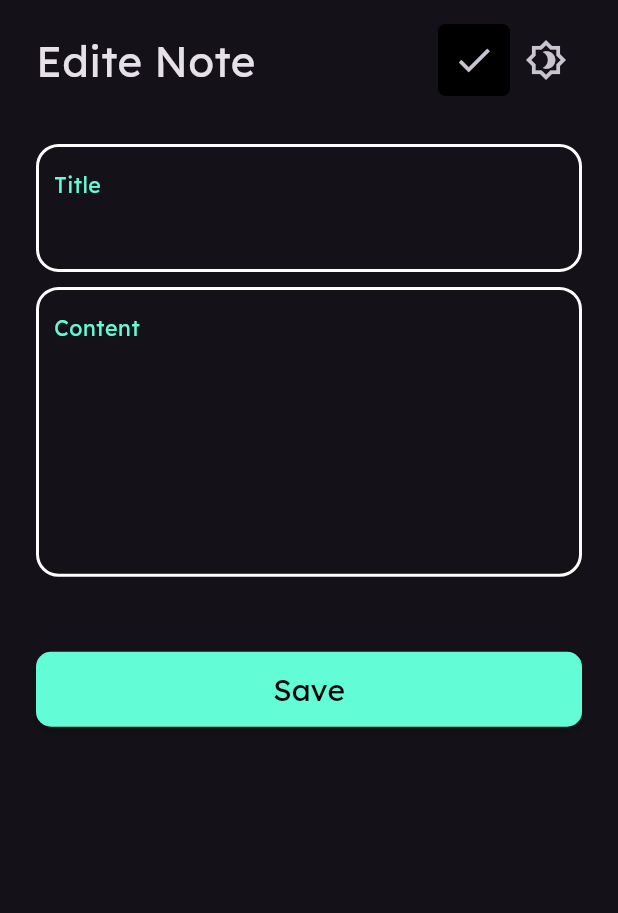
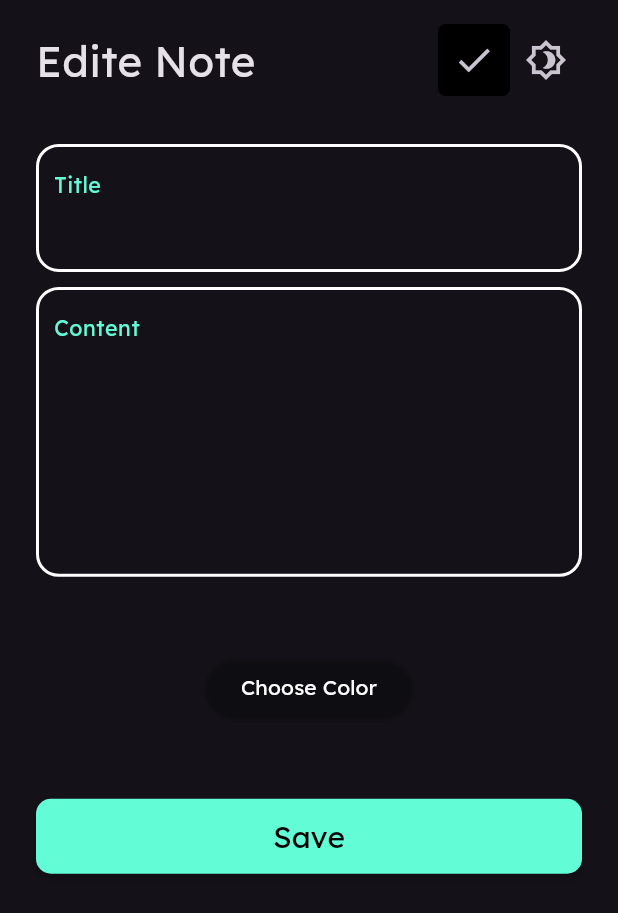
Before and after one commit to RafatMohamed/NotesApp, a Flutter app: the EditeNoteView screen opened directly with empty values, on a phone screen of 412 x 824 dp. Shown: the top 913 px of the screen. Run offline on Flutter 3.47's test engine with Material 3 defaults, Android fonts, the phone set to English and light mode, and no system bars; our stand-ins replace flutter_bloc, flutter_colorpicker, get, hive, hive_flutter; accounts and stored records are empty.

Commit message:
Reformate code and PickColor  using the package flutter_colorpicker in AddNote And Edite

```diff
--- /dev/null
+++ b/lib/core/widgets/pick_color.dart
@@ -0,0 +1,48 @@
+import 'package:flutter/material.dart';
+import 'package:flutter_colorpicker/flutter_colorpicker.dart';
+import 'package:notes_proj/core/helper/my_navigator_app.dart';
+
+class PickColorItems extends StatelessWidget {
+  const PickColorItems({super.key, required this.cubit});
+  final dynamic cubit;
+  @override
+  Widget build(BuildContext context){
+    Color backgroundColor = cubit.selectedColor;
+    Color textColor = ThemeData.estimateBrightnessForColor(backgroundColor) == Brightness.dark
+        ? Colors.white
+        : Colors.black;
+    return ElevatedButton(
+      style: ElevatedButton.styleFrom(backgroundColor: cubit.selectedColor),
+      onPressed: () {
+        showDialog(
+          context: context,
+          builder: (context) {
+            return AlertDialog(
+              title: const Text('Pick Note Color'),
+              content: SingleChildScrollView(
+                child: MaterialPicker(
+                  pickerColor: cubit.selectedColor,
+                  onColorChanged: (color) => cubit.changeColor(color),
+                ),
+              ),
+              actions: [
+                TextButton(
+                  child: const Text('Done'),
+                  onPressed: () {
+                    AppNavigator.navigatorPop(context: context);
+                  },
+                ),
+              ],
+            );
+          },
+        );
+      },
+      child: Text(
+        'Choose Color',
+        style: TextStyle(
+          color:textColor,
+        ),
+      ),
+    );
+  }
+  }
--- a/lib/features/add_note/logic/add_note_cubit.dart
+++ b/lib/features/add_note/logic/add_note_cubit.dart
@@ -11,11 +11,18 @@ class AddNoteCubit extends Cubit<AddNoteState> {
   final TextEditingController titleController = TextEditingController();
   final TextEditingController descController = TextEditingController();
   final GlobalKey<FormState> keyForm = GlobalKey();
+  Color selectedColor = Colors.blue;
+
+  void changeColor(Color color) {
+    selectedColor = color;
+    emit(EditeNoteColorChanged()); // You can add a state to rebuild the UI
+  }
 
   Future add({required NoteModel notes}) async {
     emit(AddNoteLoading());
     try {
       var box = Hive.box<NoteModel>(kOpenBoxNote);
+      notes.color=selectedColor.toARGB32();
       await box.add(notes);
       emit(AddNoteSuccess());
     } catch (e) {
@@ -23,10 +30,5 @@ class AddNoteCubit extends Cubit<AddNoteState> {
     }
   }
 
-  @override
-  Future<void> close() {
-    titleController.dispose();
-    descController.dispose();
-    return super.close();
-  }
+
 }
--- a/lib/features/add_note/logic/add_note_state.dart
+++ b/lib/features/add_note/logic/add_note_state.dart
@@ -10,3 +10,4 @@ final class AddNoteFailed extends AddNoteState {
   final String error;
   AddNoteFailed({required this.error});
 }
+final class EditeNoteColorChanged extends AddNoteState {}
--- a/lib/features/edite_note/logic/edite_note_cubit.dart
+++ b/lib/features/edite_note/logic/edite_note_cubit.dart
@@ -10,8 +10,15 @@ class EditeNoteCubit extends Cubit<EditeNoteState> {
   EditeNoteCubit() : super(EditeNoteInitial());
   final TextEditingController titleController = TextEditingController();
   final TextEditingController descController = TextEditingController();
+  Color selectedColor = Colors.blue;
+
+  void changeColor(Color color) {
+    selectedColor = color;
+    emit(EditeNoteColorChanged()); // You can add a state to rebuild the UI
+  }
 
   Future editeNote({required NoteModel notes, required int index}) async {
+
     emit(EditeNoteLoading());
     try {
       var box = Hive.box<NoteModel>(kOpenBoxNote);
@@ -21,10 +28,16 @@ class EditeNoteCubit extends Cubit<EditeNoteState> {
       titleController.text.isNotEmpty
           ? notes.title = titleController.text
           : notes.title;
+      notes.color = selectedColor.value;
       await box.putAt(index, notes);
       emit(EditeNoteSuccess());
     } catch (e) {
       emit(EditeNoteFailed(error: e.toString()));
     }
+  }@override
+  Future<void> close() {
+    titleController.dispose();
+    descController.dispose();
+    return super.close();
   }
 }
--- a/lib/features/edite_note/logic/edite_note_state.dart
+++ b/lib/features/edite_note/logic/edite_note_state.dart
@@ -11,3 +11,4 @@ final class EditeNoteFailed extends EditeNoteState {
 
   EditeNoteFailed({required this.error});
 }
+final class EditeNoteColorChanged extends EditeNoteState {}
--- a/lib/features/edite_note/views/edit_note_view.dart
+++ b/lib/features/edite_note/views/edit_note_view.dart
@@ -1,8 +1,10 @@
 import 'package:flutter/material.dart';
 import 'package:flutter_bloc/flutter_bloc.dart';
+import 'package:notes_proj/features/edite_note/logic/edite_note_state.dart';
 import 'package:notes_proj/features/edite_note/views/widgets/def_bottom_sheet_edit_note.dart';
 
 import '../../../core/data/model.dart';
+import '../../../core/helper/notify_app.dart';
 import '../../../core/widgets/custom_app_bar.dart';
 import '../logic/edite_note_cubit.dart';
 
@@ -11,11 +13,19 @@ class EditeNoteView extends StatelessWidget {
 
   final NoteModel note;
   final int index;
+
   @override
   Widget build(BuildContext context) {
     return Scaffold(
-      body: BlocProvider(
-        create: (context) => EditeNoteCubit(),
+      body: SingleChildScrollView(
+        child: BlocProvider(
+          create: (context) {
+            final cubit = EditeNoteCubit();
+            cubit.titleController.text = note.title;
+            cubit.descController.text = note.desc;
+            cubit.selectedColor = Color(note.color);
+            return cubit;
+          },
           child: SafeArea(
             child: Padding(
               padding: const EdgeInsets.symmetric(horizontal: 16),
@@ -26,10 +36,21 @@ class EditeNoteView extends StatelessWidget {
                       vertical: 16,
                       horizontal: 8,
                     ),
-                  child: CustomAppBar(
+                    child: BlocBuilder<EditeNoteCubit, EditeNoteState>(
+                      builder: (context, state) {
+                        final cubit = BlocProvider.of<EditeNoteCubit>(context);
+                        if (state is EditeNoteLoading) {
+                          return AppNotify.circularProgress();
+                        }
+                        return CustomAppBar(
                           text: "Edite Note",
-                    onPress: () {},
+                          onPress: () {
+                            cubit.editeNote(notes: note, index: index);
+                            note.save();
+                          },
                           iconButton: Icons.check_sharp,
+                        );
+                      },
                     ),
                   ),
                   DefaultBottomSheetEditeNote(note: note, index: index),
@@ -38,6 +59,7 @@ class EditeNoteView extends StatelessWidget {
             ),
           ),
         ),
+      ),
     );
   }
 }
--- a/lib/features/edite_note/views/widgets/def_bottom_sheet_edit_note.dart
+++ b/lib/features/edite_note/views/widgets/def_bottom_sheet_edit_note.dart
@@ -1,5 +1,6 @@
 import 'package:flutter/material.dart';
 import 'package:flutter_bloc/flutter_bloc.dart';
+import 'package:notes_proj/core/widgets/pick_color.dart';
 import 'package:notes_proj/features/edite_note/logic/edite_note_cubit.dart';
 import 'package:notes_proj/features/edite_note/logic/edite_note_state.dart';
 
@@ -20,14 +21,12 @@ class DefaultBottomSheetEditeNote extends StatelessWidget {
 
   final NoteModel note;
   final int index;
+
   @override
   Widget build(BuildContext context) {
     final cubit = BlocProvider.of<EditeNoteCubit>(context);
     return Padding(
       padding: MediaQuery.of(context).viewInsets,
-      child: SingleChildScrollView(
-        scrollDirection: Axis.vertical,
-        physics: const BouncingScrollPhysics(),
       child: Padding(
         padding: const EdgeInsets.symmetric(horizontal: 8, vertical: 16),
         child: Column(
@@ -59,6 +58,12 @@ class DefaultBottomSheetEditeNote extends StatelessWidget {
                   hintText: note.desc,
                 ),
               ],
+            ),
+            BlocBuilder<EditeNoteCubit, EditeNoteState>(
+              buildWhen: (previous, current) => current is EditeNoteColorChanged,
+              builder: (context, state) {
+                return PickColorItems(cubit: cubit);
+              },
             ),
             BlocConsumer<EditeNoteCubit, EditeNoteState>(
               listener: (context, state) {
@@ -97,7 +102,6 @@ class DefaultBottomSheetEditeNote extends StatelessWidget {
           ],
         ),
       ),
-      ),
     );
   }
 }
--- a/lib/features/home_note/views/widget/custom_list_view_widget.dart
+++ b/lib/features/home_note/views/widget/custom_list_view_widget.dart
@@ -20,8 +20,15 @@ class CustomListViewWidget extends StatelessWidget {
 
   @override
   Widget build(BuildContext context) {
+    Color backgroundColor = Color(note.color);
+    Color textColor = ThemeData.estimateBrightnessForColor(backgroundColor) == Brightness.dark
+        ? Colors.white
+        : Colors.black;
     return Container(
       decoration: BoxDecoration(
+        border: Border.all(
+          color: textColor.withGreen(5)
+        ),
         borderRadius: BorderRadius.circular(15),
         color: Color(note.color),
       ),
@@ -32,13 +39,13 @@ class CustomListViewWidget extends StatelessWidget {
             contentPadding: const EdgeInsetsDirectional.all(16),
             title: Text(
               note.title,
-              style: const TextStyle(fontSize: 26, color: Colors.black),
+              style:  TextStyle(fontSize: 26, color: textColor ),
             ),
             subtitle: Padding(
               padding: const EdgeInsetsDirectional.only(start: 2),
               child: Text(
                 note.desc,
-                style: const TextStyle(fontSize: 18, color: Colors.black38),
+                style: TextStyle(fontSize: 18, color:textColor.withValues(alpha: 0.5)),
               ),
             ),
             trailing: IconButton(
@@ -58,7 +65,7 @@ class CustomListViewWidget extends StatelessWidget {
                 );
                 BlocProvider.of<HomeNoteCubit>(context).geDataNote();
               },
-              icon: const Icon(Icons.delete, size: 30, color: Colors.black38),
+              icon: Icon(Icons.delete, size: 30, color: textColor.withValues(alpha: 0.5)),
             ),
             onTap: () {
               AppNavigator.navigatorPushGo(
@@ -75,7 +82,7 @@ class CustomListViewWidget extends StatelessWidget {
             ),
             child: Text(
               formatDate(note.createdAt),
-              style: const TextStyle(fontSize: 18, color: Colors.black38),
+              style:  TextStyle(fontSize: 18, color: textColor.withValues(alpha: 0.5)),
             ),
           ),
         ],
--- a/pubspec.yaml
+++ b/pubspec.yaml
@@ -40,6 +40,7 @@ dependencies:
   hive_flutter: ^1.1.0
   path_provider: ^2.1.5
   intl: ^0.20.2
+  flutter_colorpicker: ^1.1.0
 
 
 dev_dependencies:
```
Also changed, not shown: lib/features/add_note/views/widgets/def_bottom_sheet_add_note.dart (+11 -2 lines), pubspec.lock. Lines whose indentation alone changed are shown as unchanged.
